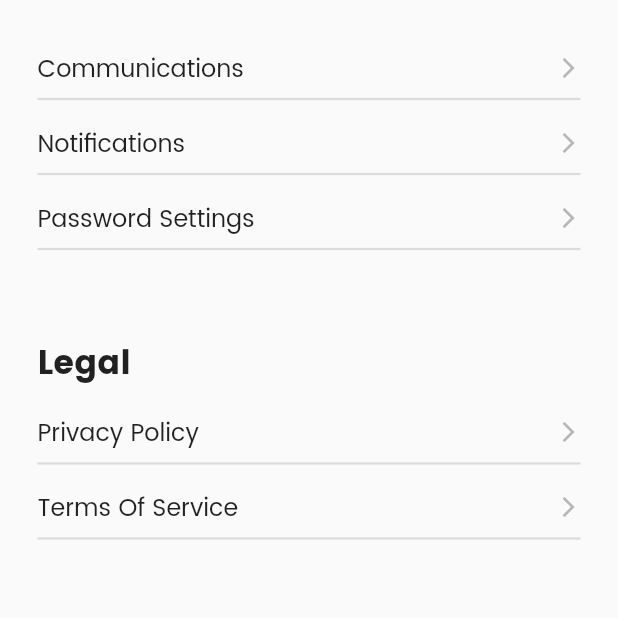
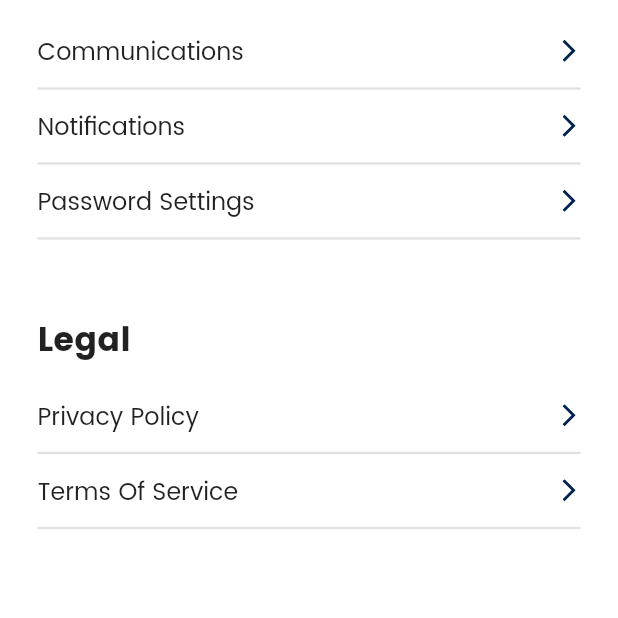
Before and after one commit to EdungDivinefavour/Grounded-V2.0, a Flutter app: the Settings screen opened directly, on a phone screen of 412 x 824 dp, the top half of it. Run offline on Flutter 3.47's test engine with Material 2 defaults, Android fonts, the phone set to English and light mode, and no system bars; our stand-ins replace adaptive_dialog, carousel_slider, charts_flutter, cloud_firestore, dots_indicator, firebase_auth and 9 more; missing offline and left inert: cloud_firestore_web, dart_date, firebase_auth_web, firebase_core_web, firebase_database_web, firebase_messaging_web and 4 more; accounts and stored records are empty; project files that could hold a hidden picture were left out.

Commit message:
Properly finished settings screen

```diff
--- a/lib/screens/parent/settings.dart
+++ b/lib/screens/parent/settings.dart
@@ -1,8 +1,10 @@
 import 'package:flutter/material.dart';
+import 'package:grounded/components/custom_scaffold.dart';
+import 'package:grounded/components/svg_icon.dart';
 import 'package:grounded/screens/parent/change_password.dart';
 import 'package:grounded/screens/parent/communications.dart';
 import 'package:grounded/screens/parent/notifications.dart';
-import 'package:grounded/styles/colors/theme_colors.dart';
+import 'package:grounded/styles/icons/app_icons.dart';
 import 'package:grounded/styles/texts/text_styles.dart';
 import 'package:grounded/utils/launcher_utils.dart';
 
@@ -14,9 +16,9 @@ class Settings extends StatefulWidget {
 class _SettingsState extends State<Settings> {
   @override
   Widget build(BuildContext context) {
-    return Scaffold(
+    return CustomScaffold(
       body: Container(
-        margin: EdgeInsets.all(25),
+        margin: EdgeInsets.symmetric(horizontal: 25, vertical: 10),
         child: Column(
           children: [
             _buildSettingsItem(
@@ -44,34 +46,28 @@ class _SettingsState extends State<Settings> {
     );
   }
 
-// TODO: Build the settings item here
   Widget _buildSettingsItem({required String title, dynamic screenToLaunch}) {
     return InkWell(
         onTap: () {
           _navigateToPage(screenToLaunch);
         },
-      child: Container(
-        alignment: Alignment.centerLeft,
+        child: SizedBox(
           height: 50,
           child: Column(
-          mainAxisAlignment: MainAxisAlignment.spaceEvenly,
             children: [
+              Spacer(),
               Row(
                 children: [
                   Text(title, style: TextStyles.regular),
                   Spacer(),
-                Icon(
-                  Icons.arrow_forward_ios_sharp,
-                  size: 16,
-                  color: ThemeColors.darkBackground,
-                ),
+                  SVGIcon(icon: AppIcons.forward, size: 15)
                 ],
               ),
+              Spacer(),
               Divider(height: 2, thickness: 1.5),
             ],
           ),
-      ),
-    );
+        ));
   }
 
   void _navigateToPage(dynamic whatToLaunch) async {
--- a/lib/styles/icons/app_icons.dart
+++ b/lib/styles/icons/app_icons.dart
@@ -8,6 +8,7 @@ abstract class AppIcons {
   static const checkBox = "check_box.svg";
   static const fetchedImageFailedPNG = 'fetched_image_failed.png';
   static const fetchedImageFailedSVG = 'fetched_image_failed.svg';
+  static const forward = 'forward.svg';
   static const home = 'home.svg';
   static const logoPNG = 'logo.png';
   static const menu = 'menu.svg';
```
Also changed, not shown: assets/icons/forward.svg (added). Lines whose indentation alone changed are shown as unchanged.
